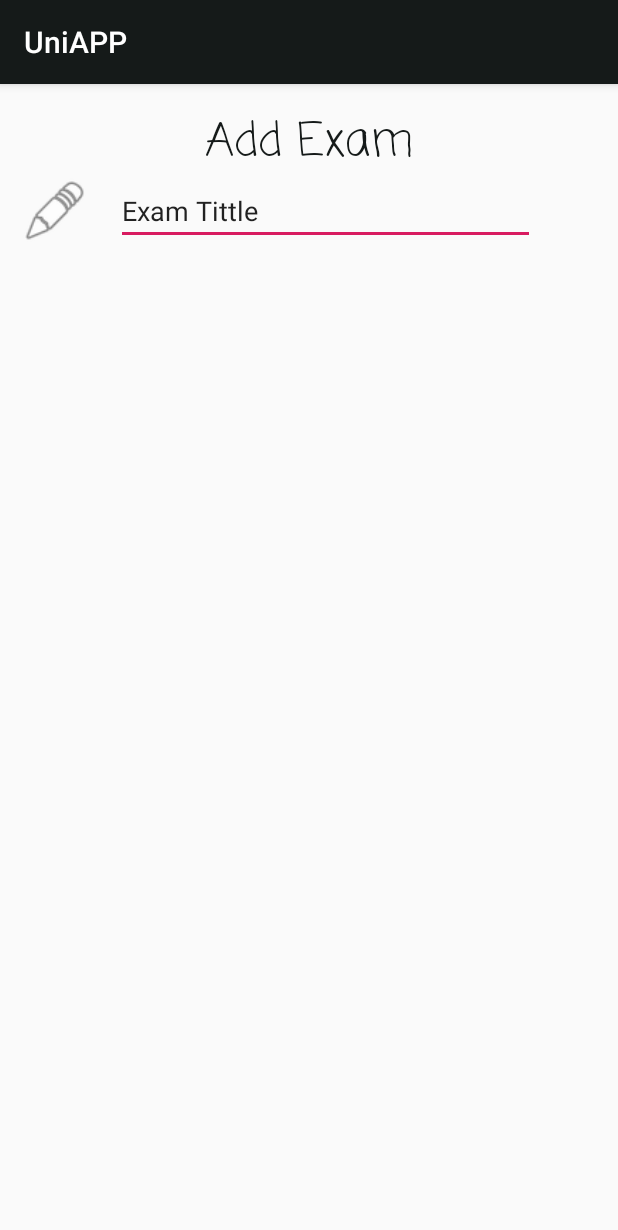
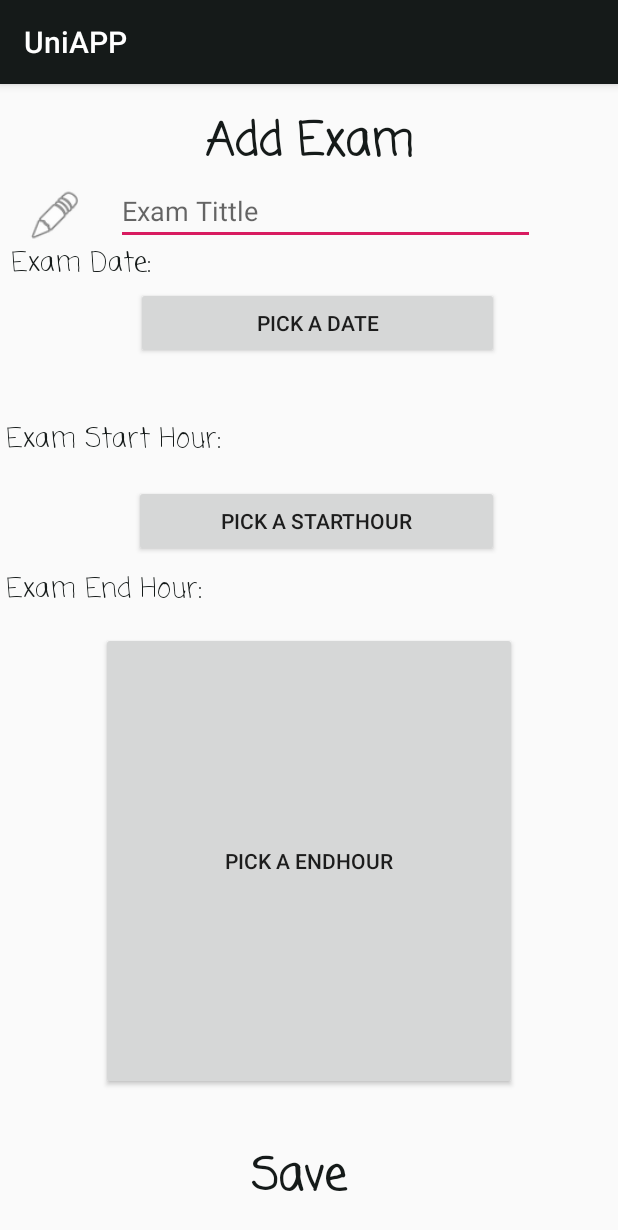
Before and after one commit to alsalamcse/UniAPP, an Android app: the AddExamActivity screen opened directly, with no data from a screen before it, on a phone screen of 412 x 824 dp. Shown: the top 1230 px of the screen. Run offline under Robolectric (Android 15) with nearby library versions, the phone set to English and light mode, and no system bars.

Commit message:
timePicker DatePicker

```diff
--- a/app/src/main/java/com/example/owner/uniapp/AddExamActivity.java
+++ b/app/src/main/java/com/example/owner/uniapp/AddExamActivity.java
@@ -1,13 +1,115 @@
 package com.example.owner.uniapp;
 
+import android.app.DatePickerDialog;
+import android.app.TimePickerDialog;
+import android.graphics.Color;
+import android.graphics.drawable.ClipDrawable;
 import android.support.v7.app.AppCompatActivity;
 import android.os.Bundle;
+import android.util.Log;
+import android.view.View;
+import android.widget.Button;
+import android.widget.DatePicker;
+import android.widget.EditText;
+import android.widget.TextView;
+import android.widget.TimePicker;
+
+import java.util.Calendar;
+import java.util.Date;
 
 public class AddExamActivity extends AppCompatActivity {
+    private  static final String TAG="AddExamActivity";
+    private TextView tvAddExam,tvExamHour1,TvHour2,tvDate2,tvSave;
+    private EditText edExamName;
+    private Button btnExamDate,btnTimePicker1,btnTimePicker2;
+    private DatePickerDialog.OnDateSetListener mDateSetListener;
+    private TimePickerDialog.OnTimeSetListener timeSetListener1,onTimeSetListener1;
+
 
     @Override
     protected void onCreate(Bundle savedInstanceState) {
         super.onCreate(savedInstanceState);
-        setContentView(R.layout.activity_add_exam);
+        setContentView(R.layout.activity_add_exam3);
+       btnExamDate=(Button)findViewById(R.id.btnExamDate);
+       btnTimePicker1=(Button)findViewById(R.id.btnTimePicker1);
+        btnTimePicker2=(Button)findViewById(R.id.btnTimePicker2);
+       tvAddExam=(TextView)findViewById(R.id.tvAddExam);
+        tvSave=(TextView)findViewById(R.id.tvSave);
+        tvExamHour1=(TextView)findViewById(R.id.tvExamHour1);
+        TvHour2=(TextView)findViewById(R.id.TvHour2);
+       tvDate2=(TextView)findViewById(R.id.tvDate2);
+        edExamName=(EditText)findViewById(R.id.edExamName);
+        btnExamDate.setOnClickListener(new View.OnClickListener() {
+            @Override
+            public void onClick(View v) {
+                Calendar calendar=Calendar.getInstance();
+                int year= calendar.get(calendar.YEAR);
+                int month= calendar.get(calendar.MONTH);
+                int day= calendar.get(calendar.DAY_OF_MONTH);
+                DatePickerDialog dialog=new DatePickerDialog(AddExamActivity.this,android.R.style.Theme_Holo_Light_Dialog_MinWidth,mDateSetListener,year,month,day);
+               //todo ClipDrawable
+                // dialog.getWindow().setBackgroundDrawable(new ClipDrawable(Color.TRANSPARENT));
+                dialog.show();
+            }
+        });
+        btnTimePicker1.setOnClickListener(new View.OnClickListener() {
+            @Override
+            public void onClick(View v) {
+                Calendar c=Calendar.getInstance();
+                int hour= c.get(Calendar.HOUR_OF_DAY);
+                int minute=c.get(Calendar.MINUTE);
+                TimePickerDialog dialog1=new TimePickerDialog(AddExamActivity.this,TimePickerDialog.OnTimeSetListener lis,mDateSetListener,hour,minute,boolean is24HourView);
+                //todo ClipDrawable
+                // dialog.getWindow().setBackgroundDrawable(new ClipDrawable(Color.TRANSPARENT));
+                dialog1.show();
+            }
+        });
+        btnTimePicker2.setOnClickListener(new View.OnClickListener() {
+            @Override
+            public void onClick(View v) {
+                Calendar  calendar1 =Calendar.getInstance();
+                int year= calendar1.get(Calendar.HOUR_OF_DAY);
+                int month= calendar1.get(Calendar.MINUTE);
+                TimePickerDialog dialog2=new TimePickerDialog(AddExamActivity.this,android.R.style.Theme_Holo_Light_Dialog_MinWidth,mDateSetListener,year,month);
+
+                dialog2.show();
+            }
+        });
+        tvSave.setOnClickListener(new View.OnClickListener() {
+            @Override
+            public void onClick(View view) {
+                dataHandler();
+            }
+        });
+
+
+
+        mDateSetListener=new DatePickerDialog.OnDateSetListener() {
+            @Override
+            public void onDateSet(DatePicker view, int i, int i3, int i2) {
+
+
+            }
+        };
+        timeSetListener1=new TimePickerDialog.OnTimeSetListener() {
+            @Override
+            public void onDateSet(DatePicker view, int i, int i3, int i2) {
+
+
+            }
+        };
+         onTimeSetListener1 =new TimePickerDialog.OnTimeSetListener() {
+            @Override
+            public void onDateSet(DatePicker view, int i, int i3, int i2) {
+
+
+            }
+        };
+    }
+    private void dataHandler() {
+        String ExamName=edExamName.getText().toString();
+        Date date=Calendar.getInstance().getTime();
+        Integer ExamStartHour=
+
     }
 }
--- a/app/src/main/java/com/example/owner/uniapp/dashboard/Exams.java
+++ b/app/src/main/java/com/example/owner/uniapp/dashboard/Exams.java
@@ -1,6 +1,8 @@
 package com.example.owner.uniapp.dashboard;
 
 public class Exams {
+
+    private String Key;
     private String ExamName;
     private int ExamDate;
     private int ExamStartHour;
@@ -32,13 +34,21 @@ public class Exams {
         ExamDate = examDate;
     }
 
-    public int getExamHour() {
+    public int getExamStartHour() {
         return ExamStartHour;
     }
 
-    public void setExamHour(int examHour) {
+    public void setExamStartHour(int examHour) {
         ExamStartHour = examHour;
     }
 
 
+
+    public String getKey() {
+        return Key;
+    }
+
+    public void setKey(String key) {
+        Key = key;
+    }
 }
--- a/app/src/main/java/com/example/owner/uniapp/dashboard/SevenDaysAdapter.java
+++ b/app/src/main/java/com/example/owner/uniapp/dashboard/SevenDaysAdapter.java
@@ -61,7 +61,7 @@ public class SevenDaysAdapter extends RecyclerView.Adapter<SevenDaysAdapter.View
         public final View mView;
         public final TextView mIdView;
         public final TextView mContentView;
-        public DummyItem mItem;
+        public Exams mItem;
 
         public ViewHolder(View view) {
             super(view);
--- a/app/src/main/java/com/example/owner/uniapp/dashboard/SevenDaysFragment.java
+++ b/app/src/main/java/com/example/owner/uniapp/dashboard/SevenDaysFragment.java
@@ -134,6 +134,6 @@ public class SevenDaysFragment extends Fragment {
      */
     public interface OnListFragmentInteractionListener {
         // TODO: Update argument type and name
-        void onListFragmentInteraction(DummyItem item);
+        void onListFragmentInteraction(Exams item);
     }
 }
--- a/app/src/main/res/layout/activity_add_exam.xml
+++ /dev/null
@@ -1,48 +0,0 @@
-<?xml version="1.0" encoding="utf-8"?>
-<android.support.constraint.ConstraintLayout xmlns:android="http://schemas.android.com/apk/res/android"
-    xmlns:app="http://schemas.android.com/apk/res-auto"
-    xmlns:tools="http://schemas.android.com/tools"
-    android:layout_width="match_parent"
-    android:layout_height="match_parent"
-    tools:context=".AddExamActivity">
-
-    <TextView
-        android:id="@+id/tvAddExam"
-        android:layout_width="wrap_content"
-        android:layout_height="wrap_content"
-        android:layout_marginTop="16dp"
-        android:text="Add Exam"
-        android:textColor="@color/colorPrimary"
-        android:textSize="30sp"
-        app:fontFamily="casual"
-        app:layout_constraintEnd_toEndOf="parent"
-        app:layout_constraintStart_toStartOf="parent"
-        app:layout_constraintTop_toTopOf="parent" />
-
-    <ImageView
-        android:id="@+id/imageView2"
-        android:layout_width="0dp"
-        android:layout_height="0dp"
-        android:layout_marginStart="7dp"
-        android:layout_marginLeft="7dp"
-        android:layout_marginEnd="11dp"
-        android:layout_marginRight="11dp"
-        app:layout_constraintBottom_toBottomOf="@+id/edExamName"
-        app:layout_constraintEnd_toStartOf="@+id/edExamName"
-        app:layout_constraintStart_toStartOf="parent"
-        app:layout_constraintTop_toTopOf="@+id/edExamName"
-        app:srcCompat="@android:drawable/ic_menu_edit" />
-
-    <EditText
-        android:id="@+id/edExamName"
-        android:layout_width="279dp"
-        android:layout_height="wrap_content"
-        android:layout_marginEnd="55dp"
-        android:layout_marginRight="55dp"
-        android:ems="10"
-        android:inputType="textPersonName"
-        android:text="Exam Tittle"
-        app:layout_constraintEnd_toEndOf="parent"
-        app:layout_constraintStart_toEndOf="@+id/imageView2"
-        app:layout_constraintTop_toBottomOf="@+id/tvAddExam" />
-</android.support.constraint.ConstraintLayout>
--- /dev/null
+++ b/app/src/main/res/layout/activity_add_exam3.xml
@@ -0,0 +1,150 @@
+<?xml version="1.0" encoding="utf-8"?>
+<android.support.constraint.ConstraintLayout xmlns:android="http://schemas.android.com/apk/res/android"
+    xmlns:app="http://schemas.android.com/apk/res-auto"
+    xmlns:tools="http://schemas.android.com/tools"
+    android:layout_width="match_parent"
+    android:layout_height="match_parent">
+
+    <TextView
+        android:id="@+id/tvAddExam"
+        android:layout_width="wrap_content"
+        android:layout_height="wrap_content"
+        android:layout_marginTop="16dp"
+        android:text="Add Exam"
+        android:textColor="@color/colorPrimary"
+        android:textSize="30sp"
+        android:textStyle="bold"
+        app:fontFamily="casual"
+        app:layout_constraintEnd_toEndOf="parent"
+        app:layout_constraintStart_toStartOf="parent"
+        app:layout_constraintTop_toTopOf="parent" />
+
+    <ImageView
+        android:id="@+id/img2"
+        android:layout_width="0dp"
+        android:layout_height="0dp"
+        android:layout_marginStart="7dp"
+        android:layout_marginLeft="7dp"
+        android:layout_marginTop="69dp"
+        android:layout_marginEnd="11dp"
+        android:layout_marginRight="11dp"
+        android:layout_marginBottom="117dp"
+        app:layout_constraintBottom_toTopOf="@+id/tvExamHour1"
+        app:layout_constraintEnd_toStartOf="@+id/edExamName"
+        app:layout_constraintStart_toStartOf="parent"
+        app:layout_constraintTop_toTopOf="parent"
+        app:srcCompat="@android:drawable/ic_menu_edit" />
+
+    <EditText
+        android:id="@+id/edExamName"
+        android:layout_width="279dp"
+        android:layout_height="wrap_content"
+        android:layout_marginEnd="55dp"
+        android:layout_marginRight="55dp"
+        android:ems="10"
+        android:hint="Exam Tittle"
+        android:inputType="textPersonName"
+        app:layout_constraintEnd_toEndOf="parent"
+        app:layout_constraintStart_toEndOf="@+id/img2"
+        app:layout_constraintTop_toBottomOf="@+id/tvAddExam" />
+
+    <Button
+        android:id="@+id/btnExamDate"
+        android:layout_width="242dp"
+        android:layout_height="48dp"
+        android:layout_marginStart="1dp"
+        android:layout_marginLeft="1dp"
+        android:layout_marginTop="28dp"
+        android:text="Pick a Date"
+        app:layout_constraintEnd_toEndOf="parent"
+        app:layout_constraintHorizontal_bias="0.531"
+        app:layout_constraintStart_toStartOf="parent"
+        app:layout_constraintTop_toBottomOf="@+id/edExamName" />
+
+    <TextView
+        android:id="@+id/tvDate2"
+        android:layout_width="0dp"
+        android:layout_height="0dp"
+        android:layout_marginBottom="351dp"
+        android:text="Exam Date:"
+        android:textColor="@color/colorPrimary"
+        android:textSize="18sp"
+        app:fontFamily="casual"
+        app:layout_constraintBottom_toBottomOf="parent"
+        app:layout_constraintEnd_toEndOf="@+id/btnExamDate"
+        app:layout_constraintStart_toStartOf="@+id/img2"
+        app:layout_constraintTop_toBottomOf="@+id/img2" />
+
+    <TextView
+        android:id="@+id/tvExamHour1"
+        android:layout_width="wrap_content"
+        android:layout_height="wrap_content"
+        android:layout_marginStart="4dp"
+        android:layout_marginLeft="4dp"
+        android:layout_marginTop="223dp"
+        android:layout_marginBottom="114dp"
+        android:text="Exam Start Hour:"
+        android:textColor="@color/colorPrimary"
+        android:textSize="18sp"
+        app:fontFamily="casual"
+        app:layout_constraintBottom_toTopOf="@+id/btnTimePicker2"
+        app:layout_constraintStart_toStartOf="parent"
+        app:layout_constraintTop_toTopOf="parent" />
+
+    <Button
+        android:id="@+id/btnTimePicker1"
+        android:layout_width="243dp"
+        android:layout_height="wrap_content"
+        android:layout_marginTop="16dp"
+        android:layout_marginEnd="2dp"
+        android:layout_marginRight="2dp"
+        android:text="Pick a StartHour"
+        app:layout_constraintEnd_toEndOf="parent"
+        app:layout_constraintHorizontal_bias="0.537"
+        app:layout_constraintStart_toStartOf="parent"
+        app:layout_constraintTop_toBottomOf="@+id/tvExamHour1" />
+
+    <TextView
+        android:id="@+id/TvHour2"
+        android:layout_width="wrap_content"
+        android:layout_height="wrap_content"
+        android:layout_marginStart="4dp"
+        android:layout_marginLeft="4dp"
+        android:layout_marginTop="8dp"
+        android:text="Exam End Hour:"
+        android:textColor="@color/colorPrimary"
+        android:textSize="18sp"
+        app:fontFamily="casual"
+        app:layout_constraintStart_toStartOf="parent"
+        app:layout_constraintTop_toBottomOf="@+id/btnTimePicker1" />
+
+    <Button
+        android:id="@+id/btnTimePicker2"
+        android:layout_width="0dp"
+        android:layout_height="0dp"
+        android:layout_marginStart="67dp"
+        android:layout_marginLeft="67dp"
+        android:layout_marginEnd="67dp"
+        android:layout_marginRight="67dp"
+        android:layout_marginBottom="97dp"
+        android:text="PiCK A ENDHour"
+        app:layout_constraintBottom_toBottomOf="parent"
+        app:layout_constraintEnd_toEndOf="parent"
+        app:layout_constraintStart_toStartOf="parent"
+        app:layout_constraintTop_toBottomOf="@+id/tvExamHour1" />
+
+    <TextView
+        android:id="@+id/tvSave"
+        android:layout_width="78dp"
+        android:layout_height="wrap_content"
+        android:layout_marginBottom="16dp"
+        android:text="Save"
+        android:textColor="@color/colorPrimary"
+        android:textSize="30sp"
+        android:textStyle="bold"
+        app:fontFamily="casual"
+        app:layout_constraintBottom_toBottomOf="parent"
+        app:layout_constraintEnd_toEndOf="parent"
+        app:layout_constraintStart_toStartOf="parent" />
+
+</android.support.constraint.ConstraintLayout>
```
